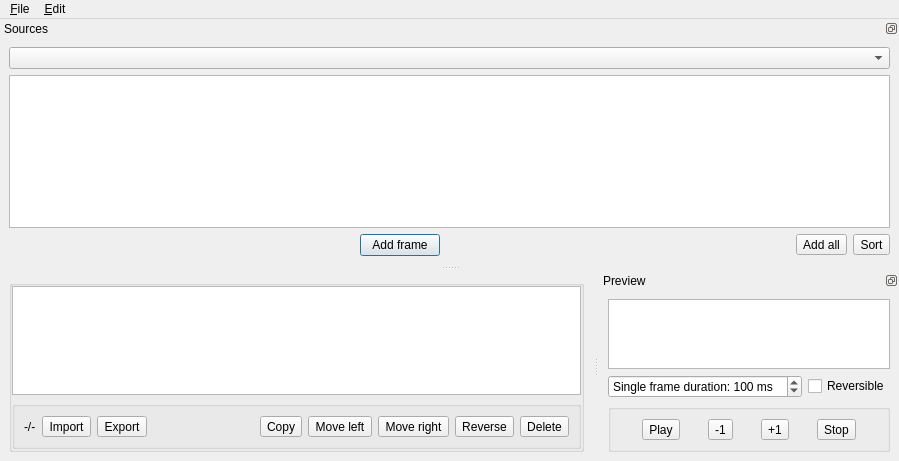
Old version of the form animation-editor/editor.ui in the repository dos1/libsuperderpy-utils.
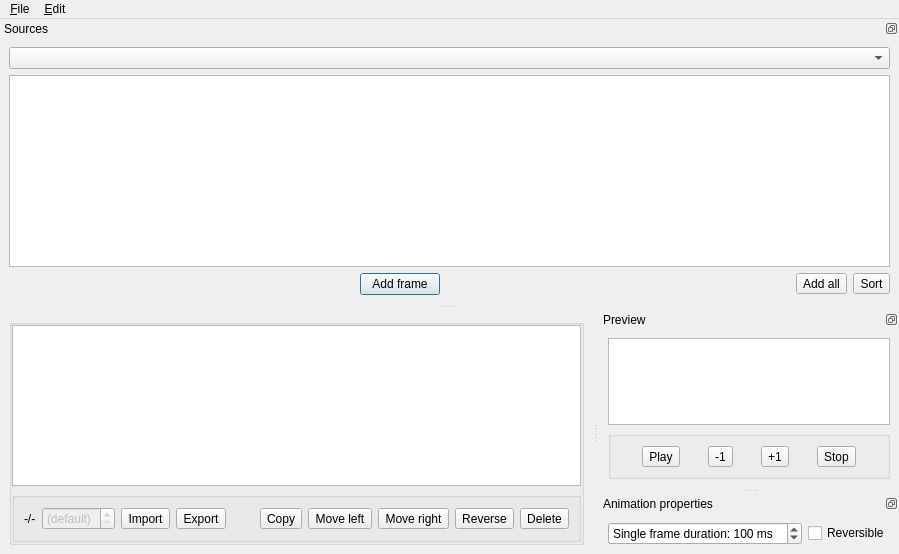
New version of the form. Icons and pictures are not drawn. Custom widgets are drawn as their Qt base class.

Commit message: animation-editor: ability to set duration per-frame + state tracking improvements

```diff
--- a/animation-editor/editor.ui
+++ b/animation-editor/editor.ui
@@ -7,7 +7,7 @@
     <x>0</x>
     <y>0</y>
     <width>899</width>
-    <height>461</height>
+    <height>554</height>
    </rect>
   </property>
   <property name="windowTitle">
@@ -109,6 +109,34 @@
               </property>
              </widget>
             </item>
+            <item>
+             <widget class="QSpinBox" name="frameDuration">
+              <property name="enabled">
+               <bool>false</bool>
+              </property>
+              <property name="readOnly">
+               <bool>false</bool>
+              </property>
+              <property name="specialValueText">
+               <string>(default)</string>
+              </property>
+              <property name="suffix">
+               <string> ms</string>
+              </property>
+              <property name="prefix">
+               <string/>
+              </property>
+              <property name="minimum">
+               <number>-1</number>
+              </property>
+              <property name="maximum">
+               <number>9999</number>
+              </property>
+              <property name="value">
+               <number>-1</number>
+              </property>
+             </widget>
+            </item>
             <item>
              <widget class="QToolButton" name="importBtn">
               <property name="toolTip">
@@ -312,51 +340,6 @@
        </property>
       </widget>
      </item>
-     <item>
-      <layout class="QHBoxLayout" name="horizontalLayout_5">
-       <item>
-        <widget class="QSpinBox" name="duration">
-         <property name="wrapping">
-          <bool>false</bool>
-         </property>
-         <property name="frame">
-          <bool>true</bool>
-         </property>
-         <property name="showGroupSeparator" stdset="0">
-          <bool>false</bool>
-         </property>
-         <property name="suffix">
-          <string> ms</string>
-         </property>
-         <property name="prefix">
-          <string>Single frame duration: </string>
-         </property>
-         <property name="maximum">
-          <number>9999</number>
-         </property>
-         <property name="value">
-          <number>100</number>
-         </property>
-         <property name="displayIntegerBase">
-          <number>10</number>
-         </property>
-        </widget>
-       </item>
-       <item>
-        <widget class="QCheckBox" name="reversible">
-         <property name="sizePolicy">
-          <sizepolicy hsizetype="Fixed" vsizetype="Fixed">
-           <horstretch>0</horstretch>
-           <verstretch>0</verstretch>
-          </sizepolicy>
-         </property>
-         <property name="text">
-          <string>Reversible</string>
-         </property>
-        </widget>
-       </item>
-      </layout>
-     </item>
      <item>
       <widget class="QGroupBox" name="groupBox_3">
        <property name="title">
@@ -555,7 +538,68 @@
           <string>Sort</string>
          </property>
          <property name="icon">
-          <iconset theme="sort-name"/>
+          <iconset theme="sort-name">
+           <normaloff>.</normaloff>.</iconset>
+         </property>
+        </widget>
+       </item>
+      </layout>
+     </item>
+    </layout>
+   </widget>
+  </widget>
+  <widget class="QDockWidget" name="dockWidget">
+   <property name="features">
+    <set>QDockWidget::DockWidgetFloatable|QDockWidget::DockWidgetMovable</set>
+   </property>
+   <property name="windowTitle">
+    <string>Animation properties</string>
+   </property>
+   <attribute name="dockWidgetArea">
+    <number>2</number>
+   </attribute>
+   <widget class="QWidget" name="dockWidgetContents">
+    <layout class="QVBoxLayout" name="verticalLayout">
+     <item>
+      <layout class="QHBoxLayout" name="horizontalLayout_5">
+       <item>
+        <widget class="QSpinBox" name="duration">
+         <property name="wrapping">
+          <bool>false</bool>
+         </property>
+         <property name="frame">
+          <bool>true</bool>
+         </property>
+         <property name="showGroupSeparator" stdset="0">
+          <bool>false</bool>
+         </property>
+         <property name="suffix">
+          <string> ms</string>
+         </property>
+         <property name="prefix">
+          <string>Single frame duration: </string>
+         </property>
+         <property name="maximum">
+          <number>9999</number>
+         </property>
+         <property name="value">
+          <number>100</number>
+         </property>
+         <property name="displayIntegerBase">
+          <number>10</number>
+         </property>
+        </widget>
+       </item>
+       <item>
+        <widget class="QCheckBox" name="reversible">
+         <property name="sizePolicy">
+          <sizepolicy hsizetype="Fixed" vsizetype="Fixed">
+           <horstretch>0</horstretch>
+           <verstretch>0</verstretch>
+          </sizepolicy>
+         </property>
+         <property name="text">
+          <string>Reversible</string>
          </property>
         </widget>
        </item>
```
Left out of the diff: 12 changed lines with no effect on the pictures. The commit also changes 2 other files.
